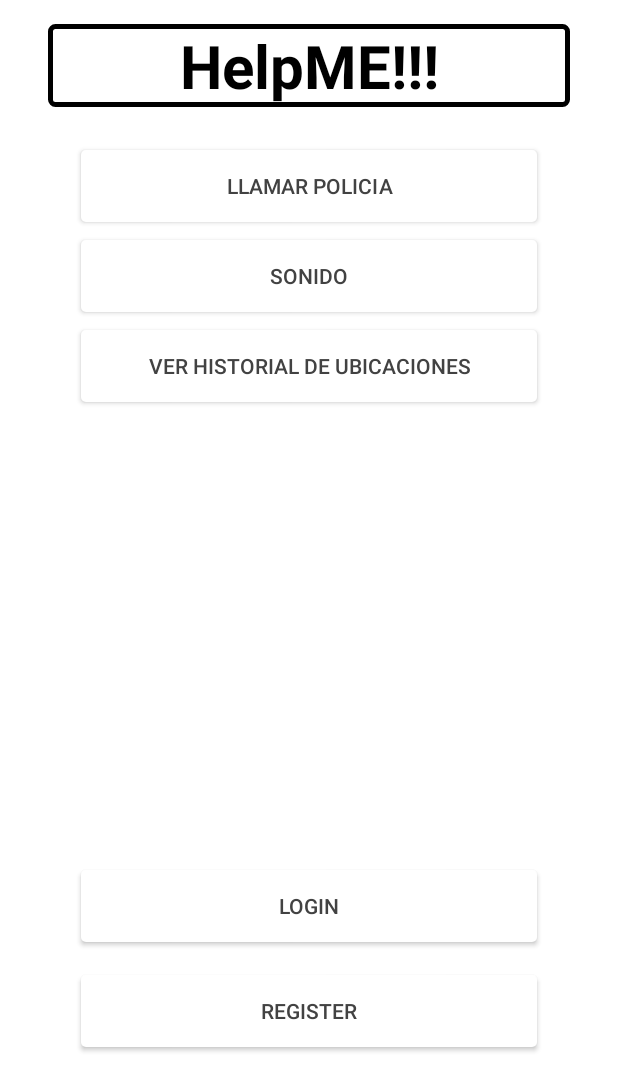
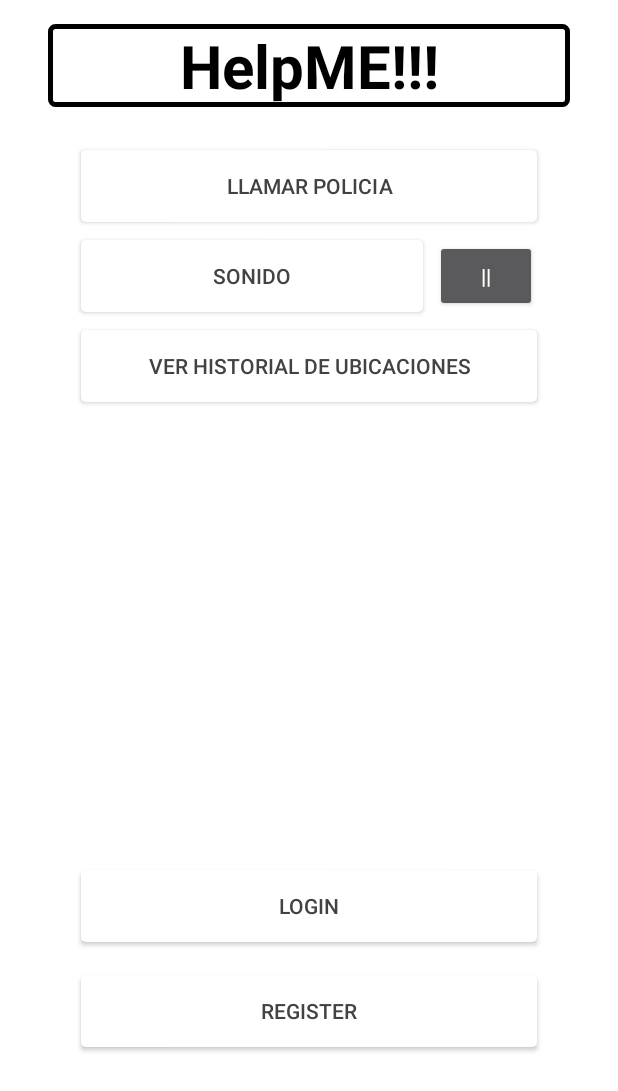
Before and after one commit to felipetoro04/AppSemestralV1, an Android app: the screen it shows after launch (MainActivity), after a tap on "SONIDO", on a phone screen of 412 x 824 dp. Shown: the top 1091 px of the screen. Run offline under Robolectric (Android 15) with nearby library versions, the phone set to English and light mode, and no system bars.

Commit message:
Commit Prueba

```diff
--- a/app/src/main/java/com/example/appsemestralv1/MainActivity.java
+++ b/app/src/main/java/com/example/appsemestralv1/MainActivity.java
@@ -17,6 +17,7 @@ public class MainActivity extends AppCompatActivity  implements  View.OnClickLis
     public Button loginbutton;
     public Button closeSesion;
     public Button registerButton;
+    public Button Btn_Stop;
     public ImageButton callFamily;
     public TextView textView_Email;
     daoUser dao;
@@ -42,21 +43,40 @@ public class MainActivity extends AppCompatActivity  implements  View.OnClickLis
 
         loginbutton = (Button) findViewById(R.id.LoginButton);
         loginbutton.setOnClickListener(this);
+
         registerButton = (Button) findViewById(R.id.RegisterButton);
         registerButton.setOnClickListener(this);
         closeSesion = (Button) findViewById(R.id.CloseSesion);
         closeSesion.setOnClickListener(this);
+        Btn_Stop= (Button) findViewById(R.id.button_stop);
+
+        btn_Sound = (Button) findViewById(R.id.btn_Sound);
+        callFamily=  (ImageButton) findViewById(R.id.CallFamily);
 
 
-        callFamily=  (ImageButton) findViewById(R.id.CallFamily);
+        mp = MediaPlayer.create(this, R.raw.soundd);
 
-        btn_Sound = (Button) findViewById(R.id.btn_Sound);
-        mp = MediaPlayer.create(this, R.raw.soundd);
+
+
+
         btn_Sound.setOnClickListener(new View.OnClickListener() {
             @Override
             public void onClick(View v) {
+                Btn_Stop.setVisibility(View.VISIBLE);
+
                 mp.start();
             }
+
+        });
+
+
+        Btn_Stop.setOnClickListener(new View.OnClickListener() {
+            @Override
+            public void onClick(View v) {
+                Btn_Stop.setVisibility(View.GONE);
+                mp.stop();
+            }
+
         });
 
         dao = new daoUser(this);
@@ -76,7 +96,7 @@ public class MainActivity extends AppCompatActivity  implements  View.OnClickLis
                     callFamily.setVisibility(View.GONE);
                 registerButton.setVisibility(View.VISIBLE);
                 loginbutton.setVisibility(View.VISIBLE);
-// hola como estas //
+
             }
 
         }
--- a/app/src/main/res/layout/activity_main.xml
+++ b/app/src/main/res/layout/activity_main.xml
@@ -51,8 +51,8 @@
             android:layout_marginStart="54dp"
             android:layout_marginLeft="54dp"
             android:layout_marginTop="160dp"
-            android:layout_marginEnd="54dp"
-            android:layout_marginRight="54dp"
+            android:layout_marginEnd="130dp"
+            android:layout_marginRight="130dp"
             android:layout_marginBottom="16dp"
             android:background="@drawable/button_circle_two"
             android:text="@string/btn_Sound"
@@ -148,10 +148,18 @@
             android:visibility="gone"
             />
 
-
-
-
-
+        <Button
+            android:id="@+id/button_stop"
+            android:layout_width="match_parent"
+            android:layout_height="wrap_content"
+            android:layout_marginStart="290dp"
+            android:layout_marginLeft="290dp"
+            android:layout_marginTop="160dp"
+            android:layout_marginEnd="54dp"
+            android:layout_marginRight="54dp"
+            android:layout_marginBottom="16dp"
+            android:text="||"
+            android:visibility="gone" />
 
 
     </RelativeLayout>
```
